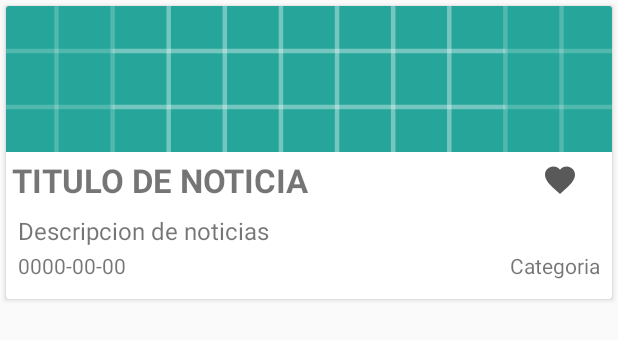
After one commit to CarlosDubon/GameNews, an Android app: the layout news_item.xml on its own in the app's theme, with its tools: preview values and no code run, on a phone screen of 412 x 824 dp. The commit adds this screen. Shown: the top 340 px of the screen. Run offline under Robolectric (Android 15) with nearby library versions, the phone set to English and light mode, and no system bars.

Commit message:
Creacion de Adaptador de noticias

```diff
--- a/app/src/main/AndroidManifest.xml
+++ b/app/src/main/AndroidManifest.xml
@@ -1,6 +1,7 @@
 <?xml version="1.0" encoding="utf-8"?>
 <manifest xmlns:android="http://schemas.android.com/apk/res/android"
     package="com.bonusteam.gamenews">
+    <uses-permission android:name="android.permission.INTERNET"/>
 
     <application
         android:allowBackup="true"
--- a/app/src/main/java/com/bonusteam/gamenews/Entity/User.java
+++ b/app/src/main/java/com/bonusteam/gamenews/Entity/User.java
@@ -17,6 +17,9 @@ public class User {
     @ColumnInfo(name = "username")
     private String username;
     @NonNull
+    @ColumnInfo(name = "avatar")
+    private String avatar ="http://noAvatar.jpg";
+    @NonNull
     @ColumnInfo(name = "password")
     private String password;
     @NonNull
@@ -25,9 +28,10 @@ public class User {
     @Ignore
     private List<String> favoritesNews=null;
 
-    public User(String _id, @NonNull String username, @NonNull String password, @NonNull String createDate) {
+    public User(String _id, @NonNull String username, @NonNull String avatar, @NonNull String password, @NonNull String createDate) {
         this._id = _id;
         this.username = username;
+        this.avatar = avatar;
         this.password = password;
         this.createDate = createDate;
     }
--- a/app/src/main/java/com/bonusteam/gamenews/Model/GameNewsVewModel.java
+++ b/app/src/main/java/com/bonusteam/gamenews/Model/GameNewsViewModel.java
@@ -11,11 +11,11 @@ import com.bonusteam.gamenews.Repository.GameNewsRepository;
 
 import java.util.List;
 
-public class GameNewsVewModel extends AndroidViewModel {
+public class GameNewsViewModel extends AndroidViewModel {
     private GameNewsRepository gameNewsRepository;
     private LiveData<List<User>> userList;
     private LiveData<List<New>>  newList;
-    public GameNewsVewModel(@NonNull Application application) {
+    public GameNewsViewModel(@NonNull Application application) {
         super(application);
         gameNewsRepository = new GameNewsRepository(application);
         userList = gameNewsRepository.getAllUsers();
--- /dev/null
+++ b/app/src/main/res/drawable/ic_favorite_grey.xml
@@ -0,0 +1,5 @@
+<vector android:height="24dp" android:tint="#595959"
+    android:viewportHeight="24.0" android:viewportWidth="24.0"
+    android:width="24dp" xmlns:android="http://schemas.android.com/apk/res/android">
+    <path android:fillColor="#FF000000" android:pathData="M12,21.35l-1.45,-1.32C5.4,15.36 2,12.28 2,8.5 2,5.42 4.42,3 7.5,3c1.74,0 3.41,0.81 4.5,2.09C13.09,3.81 14.76,3 16.5,3 19.58,3 22,5.42 22,8.5c0,3.78 -3.4,6.86 -8.55,11.54L12,21.35z"/>
+</vector>
--- /dev/null
+++ b/app/src/main/res/layout/news_item.xml
@@ -0,0 +1,85 @@
+<?xml version="1.0" encoding="utf-8"?>
+<android.support.v7.widget.CardView
+    xmlns:android="http://schemas.android.com/apk/res/android"
+    android:layout_width="match_parent"
+    android:layout_height="195dp"
+    android:layout_margin="4dp">
+    <LinearLayout
+        android:layout_width="match_parent"
+        android:layout_height="match_parent"
+        android:orientation="vertical">
+        <ImageView
+            android:id="@+id/imageview_news"
+            android:layout_weight="0.5"
+            android:layout_width="match_parent"
+            android:layout_height="0dp"
+            android:src="@drawable/ic_launcher_background"
+            android:scaleType="centerCrop"/>
+        <LinearLayout
+            android:layout_weight="0.5"
+            android:layout_width="match_parent"
+            android:layout_height="0dp"
+            android:orientation="vertical">
+            <LinearLayout
+                android:layout_weight="0.5"
+                android:layout_width="match_parent"
+                android:layout_height="0dp"
+                android:orientation="horizontal">
+                <TextView
+                    android:id="@+id/text_title_news"
+                    android:layout_weight="0.95"
+                    android:layout_width="0dp"
+                    android:layout_height="wrap_content"
+                    android:text="@string/text_titulo_de_noticia"
+                    android:textStyle="bold"
+                    android:textSize="22sp"
+                    android:layout_margin="4dp"
+                    />
+                <TextView
+                    android:id="@+id/text_fab"
+                    android:layout_weight="0.05"
+                    android:layout_width="wrap_content"
+                    android:layout_height="wrap_content"
+                    android:drawableStart="@drawable/ic_favorite_grey"
+                    android:textSize="22sp"
+                    android:layout_margin="4dp"/>
+            </LinearLayout>
+            <TextView
+                android:id="@+id/text_description_news"
+                android:layout_weight="0.30"
+                android:layout_width="match_parent"
+                android:layout_height="0dp"
+                android:text="@string/text_descripcion_de_noticias"
+                android:layout_marginLeft="8dp"
+                android:textSize="16sp"
+                />
+            <LinearLayout
+                android:layout_weight="0.15"
+                android:layout_width="match_parent"
+                android:layout_height="wrap_content"
+                android:orientation="horizontal">
+                <TextView
+                    android:layout_weight="0.5"
+                    android:id="@+id/text_date_news"
+                    android:layout_width="0dp"
+                    android:layout_height="wrap_content"
+                    android:text="0000-00-00"
+                    android:layout_marginLeft="8dp"
+                    android:textSize="14sp"
+                    />
+                <TextView
+                    android:gravity="end"
+                    android:layout_weight="0.5"
+                    android:id="@+id/text_category_news"
+                    android:layout_width="0dp"
+                    android:layout_height="wrap_content"
+                    android:text="@string/text_categoria"
+                    android:layout_marginRight="8dp"
+                    android:textSize="14sp"
+                    />
+            </LinearLayout>
+
+        </LinearLayout>
+    </LinearLayout>
+
+</android.support.v7.widget.CardView>
--- a/app/src/main/res/values/colors.xml
+++ b/app/src/main/res/values/colors.xml
@@ -1,6 +1,6 @@
 <?xml version="1.0" encoding="utf-8"?>
 <resources>
-    <color name="colorPrimary">#3F51B5</color>
-    <color name="colorPrimaryDark">#303F9F</color>
-    <color name="colorAccent">#FF4081</color>
+    <color name="colorPrimary">#383838</color>
+    <color name="colorPrimaryDark">#181818</color>
+    <color name="colorAccent">#ca0516</color>
 </resources>
--- a/app/src/main/res/values/strings.xml
+++ b/app/src/main/res/values/strings.xml
@@ -6,4 +6,7 @@
     <string name="nav_header_subtitle">android.studio@android.com</string>
     <string name="nav_header_desc">Navigation header</string>
     <string name="action_settings">Settings</string>
+    <string name="text_titulo_de_noticia">TITULO DE NOTICIA</string>
+    <string name="text_descripcion_de_noticias">Descripcion de noticias</string>
+    <string name="text_categoria">Categoria</string>
 </resources>
```
Also changed, not shown: app/build.gradle (+6 -5 lines), app/src/main/java/com/bonusteam/gamenews/Activity/MainActivity.java (+1 -9 lines), app/src/main/java/com/bonusteam/gamenews/Adapter/NewsAdapter.java (added, +68 -0 lines), app/src/main/res/layout/app_bar_main.xml (+0 -7 lines), app/src/main/res/layout/content_main.xml (+5 -8 lines).
